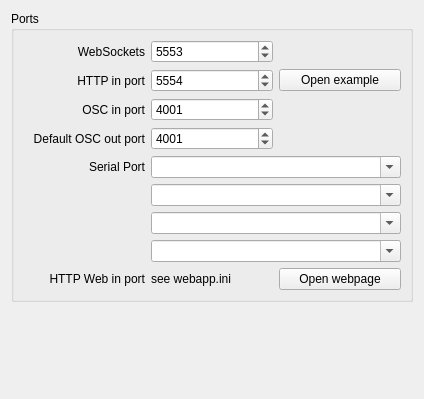
Qt form mainwindow.ui (buzzinglight/RTBroker) before a commit.
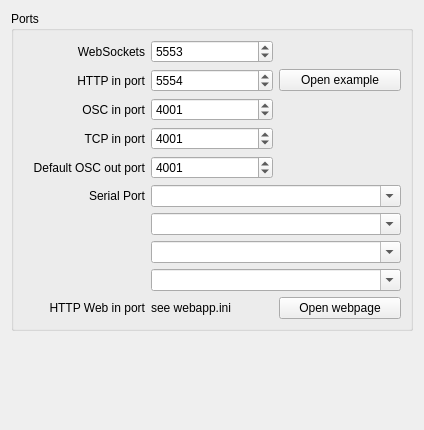
The same form after that commit.

```diff
--- a/mainwindow.ui
+++ b/mainwindow.ui
@@ -7,7 +7,7 @@
     <x>0</x>
     <y>0</y>
     <width>424</width>
-    <height>399</height>
+    <height>430</height>
    </rect>
   </property>
   <property name="windowTitle">
@@ -22,8 +22,15 @@
         <string>Ports</string>
        </property>
        <layout class="QGridLayout" name="gridLayout">
-        <item row="2" column="1">
-         <widget class="QSpinBox" name="oscInPort">
+        <item row="8" column="1" colspan="2">
+         <widget class="QComboBox" name="serial4PortName">
+          <property name="editable">
+           <bool>true</bool>
+          </property>
+         </widget>
+        </item>
+        <item row="4" column="1">
+         <widget class="QSpinBox" name="defaultUdpPort">
           <property name="minimum">
            <number>1024</number>
           </property>
@@ -35,60 +42,10 @@
           </property>
          </widget>
         </item>
-        <item row="1" column="2">
-         <widget class="QPushButton" name="httpSample">
+        <item row="9" column="1">
+         <widget class="QLabel" name="label">
           <property name="text">
-           <string>Open example</string>
-          </property>
-         </widget>
-        </item>
-        <item row="3" column="0">
-         <widget class="QLabel" name="defaultUdpPortLabel">
-          <property name="text">
-           <string>Default OSC out port</string>
-          </property>
-          <property name="alignment">
-           <set>Qt::AlignRight|Qt::AlignTrailing|Qt::AlignVCenter</set>
-          </property>
-         </widget>
-        </item>
-        <item row="1" column="0">
-         <widget class="QLabel" name="httpInPortLabel">
-          <property name="text">
-           <string>HTTP in port</string>
-          </property>
-          <property name="alignment">
-           <set>Qt::AlignRight|Qt::AlignTrailing|Qt::AlignVCenter</set>
-          </property>
-         </widget>
-        </item>
-        <item row="8" column="0">
-         <widget class="QLabel" name="httpWebInPortLabel">
-          <property name="text">
-           <string>HTTP Web in port</string>
-          </property>
-          <property name="alignment">
-           <set>Qt::AlignRight|Qt::AlignTrailing|Qt::AlignVCenter</set>
-          </property>
-         </widget>
-        </item>
-        <item row="8" column="2">
-         <widget class="QPushButton" name="httpWebSample">
-          <property name="text">
-           <string>Open webpage</string>
-          </property>
-         </widget>
-        </item>
-        <item row="0" column="1">
-         <widget class="QSpinBox" name="httpWebSockets">
-          <property name="minimum">
-           <number>1024</number>
-          </property>
-          <property name="maximum">
-           <number>65535</number>
-          </property>
-          <property name="value">
-           <number>5553</number>
+           <string>see webapp.ini</string>
           </property>
          </widget>
         </item>
@@ -102,15 +59,8 @@
           </property>
          </widget>
         </item>
-        <item row="8" column="1">
-         <widget class="QLabel" name="label">
-          <property name="text">
-           <string>see webapp.ini</string>
-          </property>
-         </widget>
-        </item>
-        <item row="3" column="1">
-         <widget class="QSpinBox" name="defaultUdpPort">
+        <item row="0" column="1">
+         <widget class="QSpinBox" name="httpWebSockets">
           <property name="minimum">
            <number>1024</number>
           </property>
@@ -118,34 +68,31 @@
            <number>65535</number>
           </property>
           <property name="value">
-           <number>4001</number>
+           <number>5553</number>
           </property>
          </widget>
         </item>
-        <item row="4" column="1" colspan="2">
-         <widget class="QComboBox" name="serial1PortName">
-          <property name="editable">
-           <bool>true</bool>
+        <item row="9" column="2">
+         <widget class="QPushButton" name="httpWebSample">
+          <property name="text">
+           <string>Open webpage</string>
           </property>
          </widget>
         </item>
-        <item row="1" column="1">
-         <widget class="QSpinBox" name="httpInPort">
-          <property name="minimum">
-           <number>1024</number>
+        <item row="9" column="0">
+         <widget class="QLabel" name="httpWebInPortLabel">
+          <property name="text">
+           <string>HTTP Web in port</string>
           </property>
-          <property name="maximum">
-           <number>65535</number>
+          <property name="alignment">
+           <set>Qt::AlignRight|Qt::AlignTrailing|Qt::AlignVCenter</set>
           </property>
-          <property name="value">
-           <number>5554</number>
-          </property>
          </widget>
         </item>
-        <item row="2" column="0">
-         <widget class="QLabel" name="oscInPortLabel">
+        <item row="1" column="0">
+         <widget class="QLabel" name="httpInPortLabel">
           <property name="text">
-           <string>OSC in port</string>
+           <string>HTTP in port</string>
           </property>
           <property name="alignment">
            <set>Qt::AlignRight|Qt::AlignTrailing|Qt::AlignVCenter</set>
@@ -153,6 +100,50 @@
          </widget>
         </item>
         <item row="4" column="0">
+         <widget class="QLabel" name="defaultUdpPortLabel">
+          <property name="text">
+           <string>Default OSC out port</string>
+          </property>
+          <property name="alignment">
+           <set>Qt::AlignRight|Qt::AlignTrailing|Qt::AlignVCenter</set>
+          </property>
+         </widget>
+        </item>
+        <item row="1" column="2">
+         <widget class="QPushButton" name="httpSample">
+          <property name="text">
+           <string>Open example</string>
+          </property>
+         </widget>
+        </item>
+        <item row="2" column="1">
+         <widget class="QSpinBox" name="oscInPort">
+          <property name="minimum">
+           <number>1024</number>
+          </property>
+          <property name="maximum">
+           <number>65535</number>
+          </property>
+          <property name="value">
+           <number>4001</number>
+          </property>
+         </widget>
+        </item>
+        <item row="7" column="1" colspan="2">
+         <widget class="QComboBox" name="serial3PortName">
+          <property name="editable">
+           <bool>true</bool>
+          </property>
+         </widget>
+        </item>
+        <item row="6" column="1" colspan="2">
+         <widget class="QComboBox" name="serial2PortName">
+          <property name="editable">
+           <bool>true</bool>
+          </property>
+         </widget>
+        </item>
+        <item row="5" column="0">
          <widget class="QLabel" name="serialPortLabel">
           <property name="text">
            <string>Serial Port</string>
@@ -162,24 +153,56 @@
           </property>
          </widget>
         </item>
+        <item row="2" column="0">
+         <widget class="QLabel" name="oscInPortLabel">
+          <property name="text">
+           <string>OSC in port</string>
+          </property>
+          <property name="alignment">
+           <set>Qt::AlignRight|Qt::AlignTrailing|Qt::AlignVCenter</set>
+          </property>
+         </widget>
+        </item>
+        <item row="1" column="1">
+         <widget class="QSpinBox" name="httpInPort">
+          <property name="minimum">
+           <number>1024</number>
+          </property>
+          <property name="maximum">
+           <number>65535</number>
+          </property>
+          <property name="value">
+           <number>5554</number>
+          </property>
+         </widget>
+        </item>
         <item row="5" column="1" colspan="2">
-         <widget class="QComboBox" name="serial2PortName">
+         <widget class="QComboBox" name="serial1PortName">
           <property name="editable">
            <bool>true</bool>
           </property>
          </widget>
         </item>
-        <item row="6" column="1" colspan="2">
-         <widget class="QComboBox" name="serial3PortName">
-          <property name="editable">
-           <bool>true</bool>
+        <item row="3" column="1">
+         <widget class="QSpinBox" name="tcpInPort">
+          <property name="minimum">
+           <number>1024</number>
           </property>
+          <property name="maximum">
+           <number>65535</number>
+          </property>
+          <property name="value">
+           <number>4001</number>
+          </property>
          </widget>
         </item>
-        <item row="7" column="1" colspan="2">
-         <widget class="QComboBox" name="serial4PortName">
-          <property name="editable">
-           <bool>true</bool>
+        <item row="3" column="0">
+         <widget class="QLabel" name="tcpInPortLabel">
+          <property name="text">
+           <string>TCP in port</string>
+          </property>
+          <property name="alignment">
+           <set>Qt::AlignRight|Qt::AlignTrailing|Qt::AlignVCenter</set>
           </property>
          </widget>
         </item>
```
Left out of the diff: 42 changed lines with no effect on the pictures.
